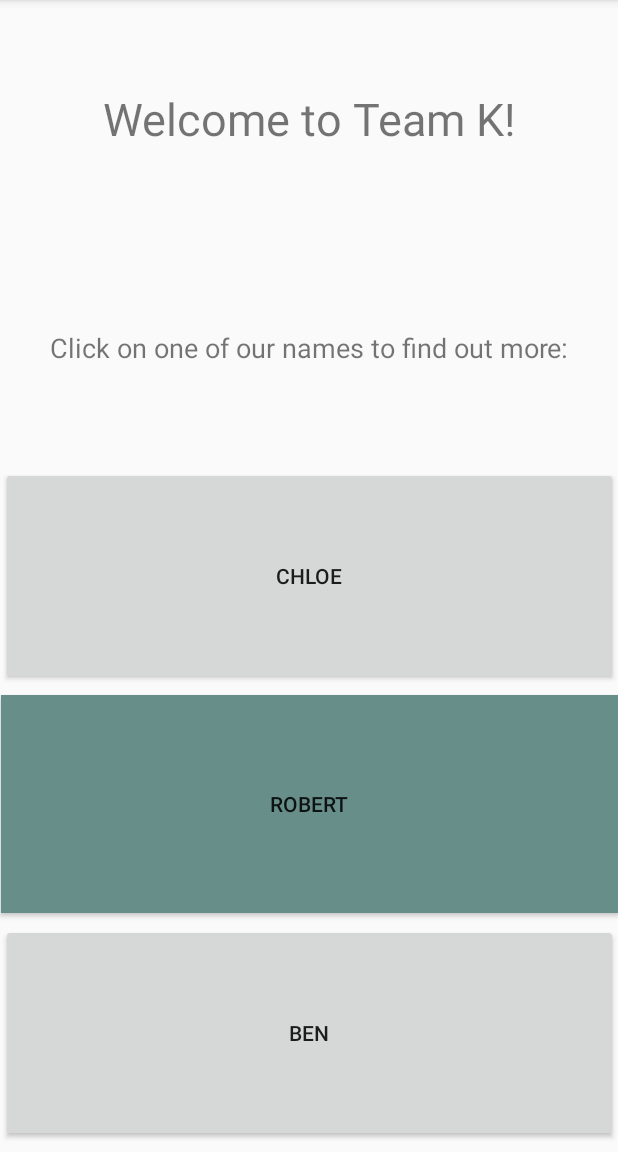
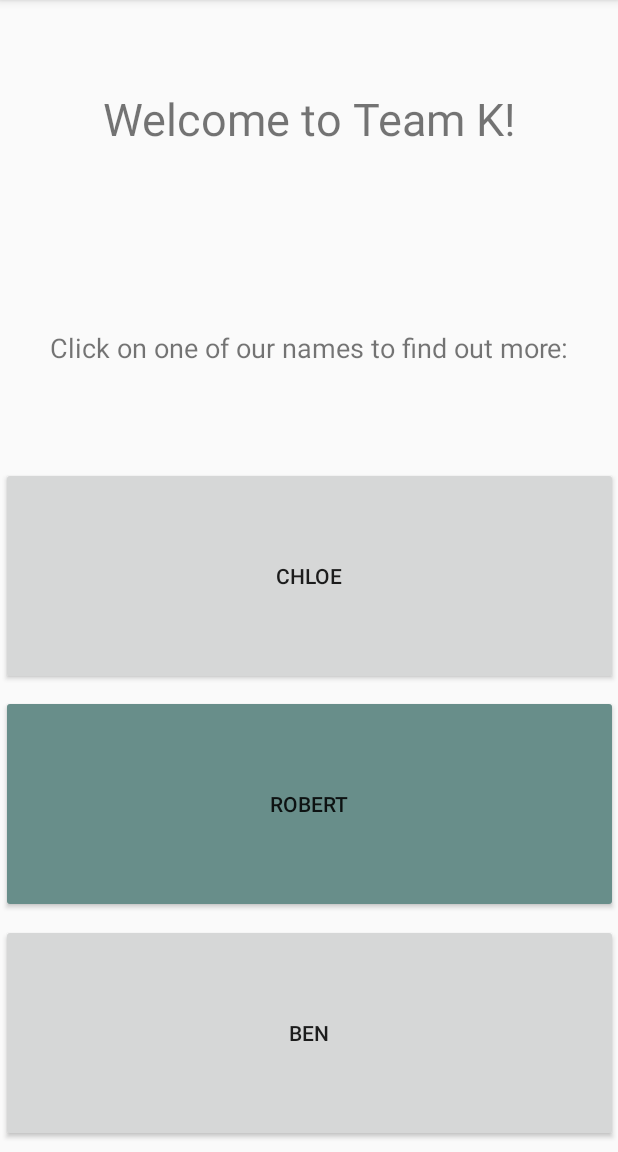
Before and after one commit to Vitzual/MobileApp-GroupK, an Android app: the screen it shows after launch (MainActivity), on a phone screen of 412 x 824 dp, the part 84-1236 px from its top. Run offline under Robolectric (Android 15) with nearby library versions, the phone set to English and light mode, and no system bars.

Commit message:
Fixed my button background, adding color I lost the ripple effect when it is clicked. Had to use android:backgroundTint in the .xml and not android:background

```diff
--- a/app/src/main/res/layout/activity_main.xml
+++ b/app/src/main/res/layout/activity_main.xml
@@ -47,7 +47,7 @@
         android:id="@+id/button_robert"
         android:layout_width="411dp"
         android:layout_height="145dp"
-        android:background="#688E8A"
+        android:backgroundTint="#688E8A"
         android:text="@string/robert"
         app:layout_constraintBottom_toTopOf="@+id/button_ben"
         app:layout_constraintEnd_toEndOf="parent"
@@ -59,6 +59,7 @@
         android:id="@+id/button_ben"
         android:layout_width="411dp"
         android:layout_height="145dp"
+
         android:text="@string/ben"
         app:layout_constraintBottom_toBottomOf="parent"
         app:layout_constraintEnd_toEndOf="parent"
```
